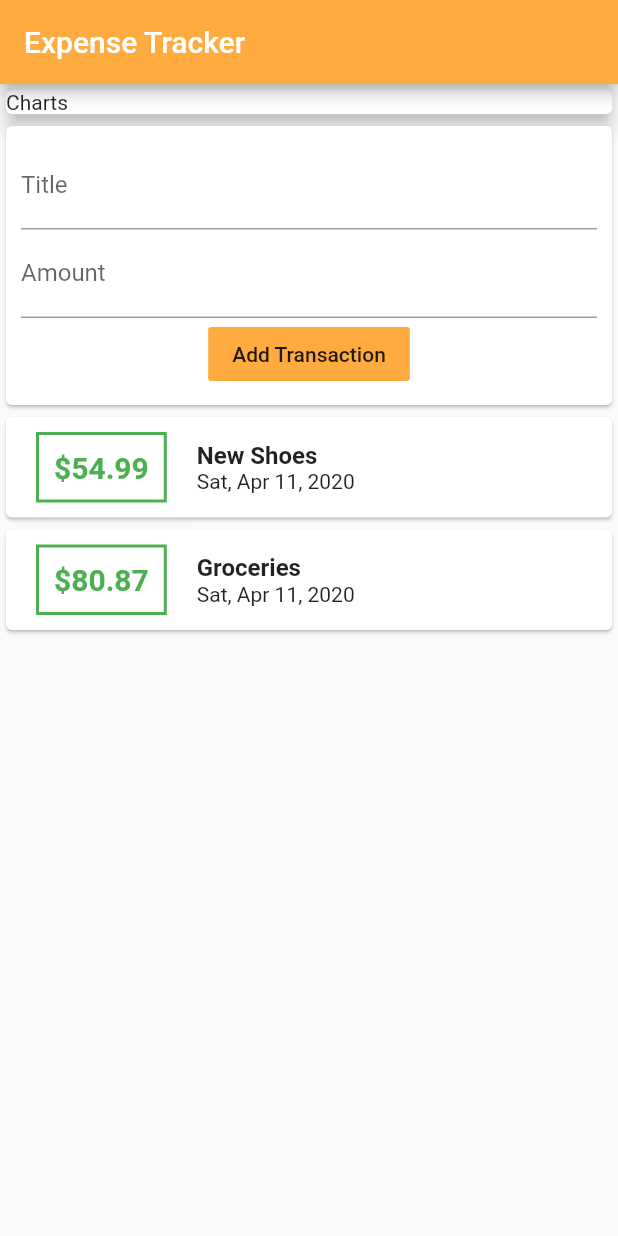
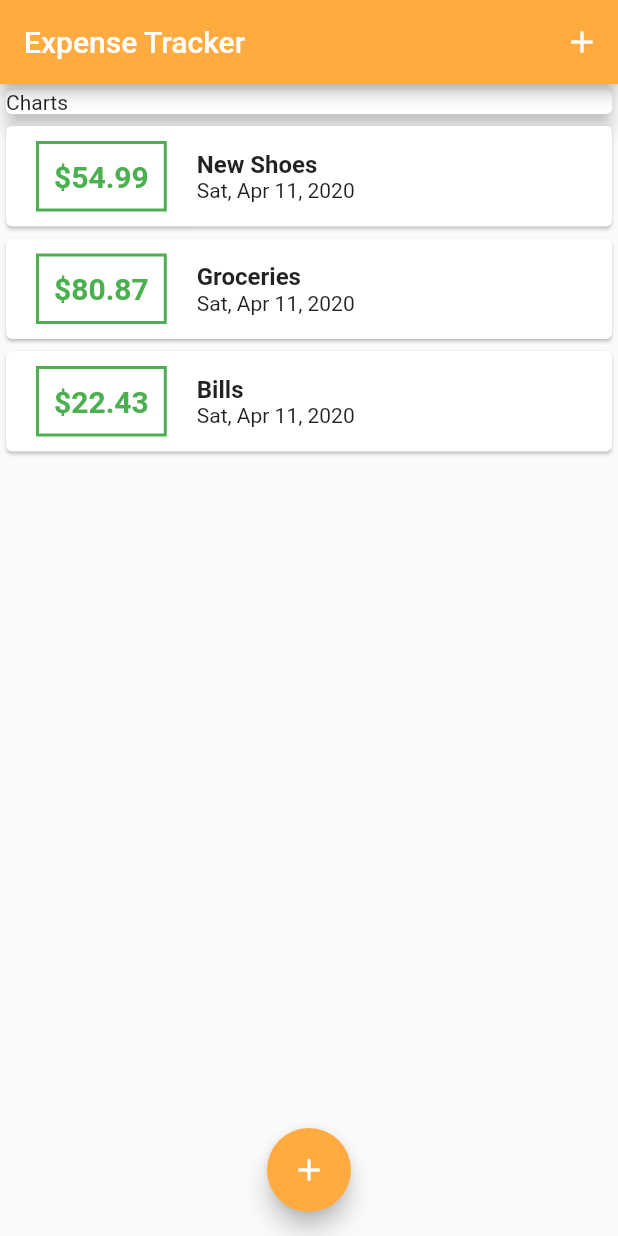
Before and after one commit to yuri4n/expenses-tracker-flutter, a Flutter app: the screen it shows after launch, on a phone screen of 412 x 824 dp. Run offline on Flutter 3.47's test engine with Material 2 defaults, Android fonts, the phone set to English and light mode, and no system bars.

Commit message:
Scrollable list and modal for add transactions

```diff
--- a/lib/main.dart
+++ b/lib/main.dart
@@ -1,7 +1,9 @@
 import 'package:flutter/material.dart';
-import 'package:intl/intl.dart';
 
-import './transaction.dart';
+import 'models/transaction.dart';
+
+import 'widgets/transaction_list.dart';
+import 'widgets/new_transaction.dart';
 
 void main() => runApp(MyApp());
 
@@ -13,22 +15,45 @@ class MyApp extends StatelessWidget {
   }
 }
 
-class HomePage extends StatelessWidget {
-  final List<Transaction> transactions = [
+class HomePage extends StatefulWidget {
+  @override
+  _HomePageState createState() => _HomePageState();
+}
+
+class _HomePageState extends State<HomePage> {
+  final List<Transaction> _userTransactions = [
     Transaction(
       id: 't1', title: 'New Shoes', amount: 54.99, date: new DateTime.now(),),
     Transaction(
       id: 't2', title: 'Groceries', amount: 80.87, date: new DateTime.now(),),
-//    Transaction(
-//      id: 't3', title: 'Bills', amount: 22.43, date: new DateTime.now(),),
-//    Transaction(id: 't4',
-//      title: 'Mac reparation',
-//      amount: 200.00,
-//      date: new DateTime.now(),),
+    Transaction(
+      id: 't3', title: 'Bills', amount: 22.43, date: new DateTime.now(),),
   ];
 
-  final titleInputController = TextEditingController();
-  final  amountInputController = TextEditingController();
+  void _addNewTransaction(String title, double amount) {
+    final newTransaction = Transaction(
+        id: DateTime.now().toString(),
+        title: title,
+        amount: amount,
+        date: DateTime.now()
+    );
+
+    setState(() {
+      _userTransactions.add(newTransaction);
+    });
+  }
+
+  void _startAddNewTransaction(BuildContext ctx) {
+    showModalBottomSheet(
+      context: ctx,
+      builder: (_) {
+        return GestureDetector(
+          onTap: () {},
+          behavior: HitTestBehavior.opaque,
+          child: NewTransaction(this._addNewTransaction),
+        );
+      },);
+  }
 
   @override
   Widget build(BuildContext context) {
@@ -36,8 +61,15 @@ class HomePage extends StatelessWidget {
       appBar: AppBar(
         backgroundColor: Colors.orangeAccent,
         title: Text('Expense Tracker'),
+        actions: <Widget>[
+          IconButton(
+            icon: Icon(Icons.add),
+            onPressed: () => this._startAddNewTransaction(context),
           ),
-      body: Column(
+        ],
+      ),
+      body: SingleChildScrollView(
+        child: Column(
           children: <Widget>[
             Container(
               width: double.infinity,
@@ -46,73 +78,15 @@ class HomePage extends StatelessWidget {
                 child: Text('Charts'),
               ),
             ),
-          Card(
-            child: Container(
-              padding: EdgeInsets.all(10),
-              child: Column(
-                children: <Widget>[
-                  TextField(
-                    decoration: InputDecoration(labelText: 'Title'),
-                    controller: this.titleInputController,
-                  ),
-                  TextField(
-                    decoration: InputDecoration(labelText: 'Amount'),
-                    controller: this.amountInputController,
-                  ),
-                  FlatButton(
-                    child: Text('Add Transaction'),
-                    color: Colors.orangeAccent,
-                    onPressed: () {
-                      print(this.titleInputController.text);
-                    },
-                  )
+            TransactionList(_userTransactions),
           ],
         ),
       ),
-          ),
-          Column(
-            children: transactions.map((transaction) {
-              return Card(
-                child: Row(
-                  children: <Widget>[
-                    Container(
-                      margin: EdgeInsets.symmetric(
-                          vertical: 10, horizontal: 20
-                      ),
-                      decoration: BoxDecoration(
-                        border: Border.all(color: Colors.green, width: 2),
-                      ),
-                      padding: EdgeInsets.all(10),
-                      child: Text(
-                        '\$${transaction.amount}',
-                        style: TextStyle(
-                          fontWeight: FontWeight.bold,
-                          fontSize: 20,
-                          color: Colors.green,
-                        ),
-                      ),
-                    ),
-                    Column(
-                      crossAxisAlignment: CrossAxisAlignment.start,
-                      children: <Widget>[
-                        Text(
-                          transaction.title,
-                          style: TextStyle(
-                            fontSize: 16,
-                            fontWeight: FontWeight.bold,
-                          ),
-                        ),
-                        Text(
-                          DateFormat.yMMMEd().format(transaction.date),
-                        ),
-                      ],
-                    ),
-                  ],
-                ),
-              );
-            }).toList(),
-          ),
-        ],
+      floatingActionButtonLocation: FloatingActionButtonLocation.centerFloat,
+      floatingActionButton: FloatingActionButton(
+        child: Icon(Icons.add),
+        backgroundColor: Colors.orangeAccent,
+        onPressed: () => this._startAddNewTransaction(context),
       ),
     );
   }
--- /dev/null
+++ b/lib/widgets/transaction_list.dart
@@ -0,0 +1,60 @@
+import 'package:flutter/material.dart';
+import 'package:intl/intl.dart';
+
+import '../models/transaction.dart';
+
+class TransactionList extends StatelessWidget {
+  final List<Transaction> transactions;
+
+  TransactionList(this.transactions);
+
+  @override
+  Widget build(BuildContext context) {
+    return Container(
+      height: 225,
+      child: ListView.builder(
+        itemBuilder: (ctx, index) {
+          return Card(
+            child: Row(
+              children: <Widget>[
+                Container(
+                  margin: EdgeInsets.symmetric(
+                      vertical: 10, horizontal: 20
+                  ),
+                  decoration: BoxDecoration(
+                    border: Border.all(color: Colors.green, width: 2),
+                  ),
+                  padding: EdgeInsets.all(10),
+                  child: Text(
+                    '\$${transactions[index].amount.toStringAsFixed(2)}',
+                    style: TextStyle(
+                      fontWeight: FontWeight.bold,
+                      fontSize: 20,
+                      color: Colors.green,
+                    ),
+                  ),
+                ),
+                Column(
+                  crossAxisAlignment: CrossAxisAlignment.start,
+                  children: <Widget>[
+                    Text(
+                      transactions[index].title,
+                      style: TextStyle(
+                        fontSize: 16,
+                        fontWeight: FontWeight.bold,
+                      ),
+                    ),
+                    Text(
+                      DateFormat.yMMMEd().format(transactions[index].date),
+                    ),
+                  ],
+                ),
+              ],
+            ),
+          );
+        },
+        itemCount: transactions.length,
+      ),
+    );
+  }
+}
```
Also changed, not shown: lib/widgets/new_transaction.dart (added, +52 -0 lines), lib/models/transaction.dart (renamed from lib/transaction.dart). Lines whose indentation alone changed are shown as unchanged.
